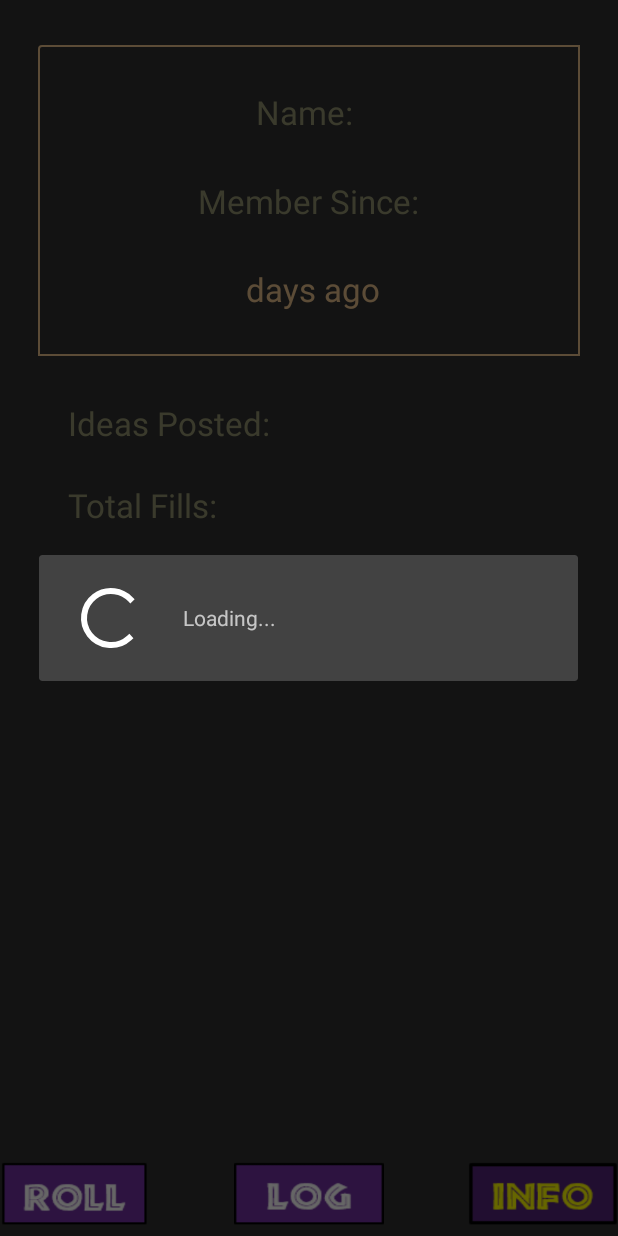
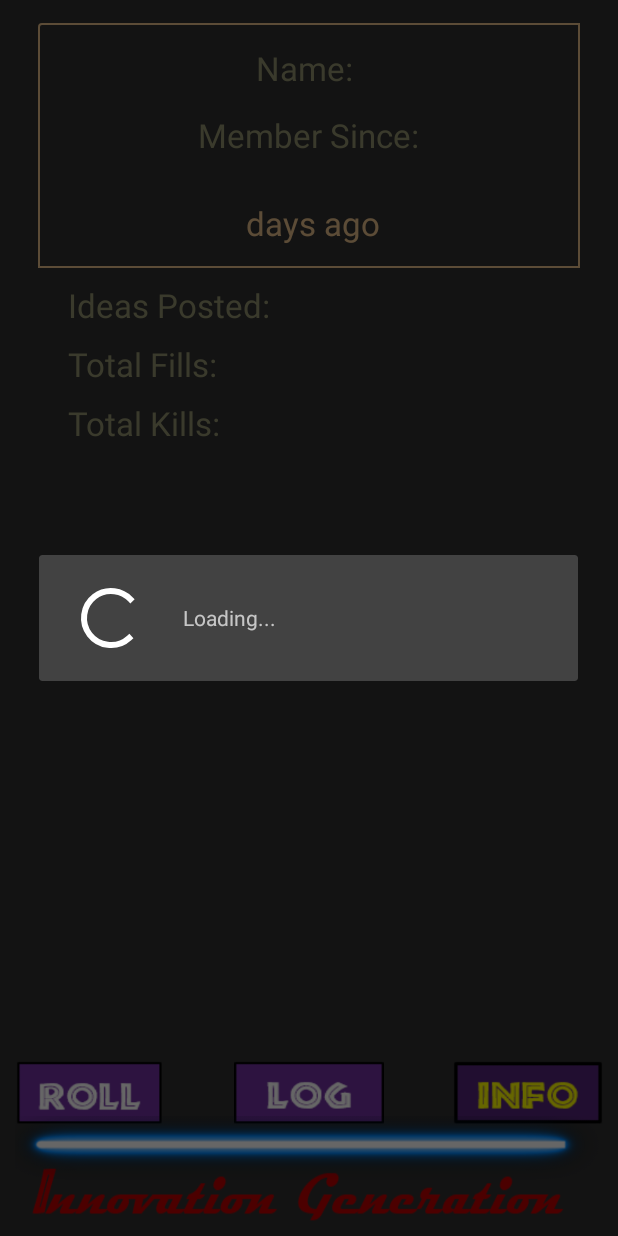
Before and after one commit to ravuthlong/Idex, an Android app: the fragment UserstatFragment shown on its own in the app's theme, on a phone screen of 412 x 824 dp. Run offline under Robolectric (Android 15) with nearby library versions, the phone set to English and light mode, and no system bars.

Commit message:
added bottom banner

```diff
--- /dev/null
+++ b/app/src/main/res/layout/activity_uploadphoto_signup.xml
@@ -0,0 +1,6 @@
+<?xml version="1.0" encoding="utf-8"?>
+<LinearLayout xmlns:android="http://schemas.android.com/apk/res/android"
+    android:orientation="vertical" android:layout_width="match_parent"
+    android:layout_height="match_parent">
+
+</LinearLayout>
--- a/app/src/main/res/layout/frag_user_stats.xml
+++ b/app/src/main/res/layout/frag_user_stats.xml
@@ -13,7 +13,7 @@
         android:layout_height="wrap_content">
 
     <LinearLayout
-        android:layout_marginTop="30dp"
+        android:layout_marginTop="15dp"
         android:layout_marginLeft="25dp"
         android:layout_marginRight="25dp"
 
@@ -28,7 +28,7 @@
         android:layout_height="wrap_content"
         android:id="@+id/linearLayout"
         android:gravity="center_horizontal"
-        android:layout_marginTop="30dp">
+        android:layout_marginTop="15dp">
 
         <TextView
             android:layout_width="wrap_content"
@@ -51,7 +51,7 @@
             android:orientation="vertical"
             android:layout_width="match_parent"
             android:layout_height="wrap_content"
-            android:layout_marginTop="30dp"
+            android:layout_marginTop="15dp"
             android:gravity="center_horizontal">
 
             <TextView
@@ -75,7 +75,7 @@
                 android:textAppearance="?android:attr/textAppearanceLarge"
                 android:text="(1 Year, 3 Months)"
                 android:id="@+id/etSinceSignedUp"
-                android:layout_marginBottom="30dp"
+                android:layout_marginBottom="15dp"
                 android:textColor="#E6BE8A" />
 
         </LinearLayout>
@@ -85,7 +85,7 @@
             android:orientation="vertical"
             android:layout_width="match_parent"
             android:layout_height="match_parent"
-            android:layout_marginTop="30dp"
+            android:layout_marginTop="10dp"
             android:layout_marginLeft="45dp"
             android:layout_marginRight="35dp">
 
@@ -114,7 +114,7 @@
                 android:orientation="horizontal"
                 android:layout_width="match_parent"
                 android:layout_height="match_parent"
-                android:layout_marginTop="25dp">
+                android:layout_marginTop="10dp">
 
                 <TextView
                     android:layout_width="wrap_content"
@@ -137,7 +137,7 @@
                 android:orientation="horizontal"
                 android:layout_width="match_parent"
                 android:layout_height="match_parent"
-                android:layout_marginTop="25dp">
+                android:layout_marginTop="10dp">
 
                 <TextView
                     android:layout_width="wrap_content"
@@ -158,25 +158,62 @@
 
         </LinearLayout>
 
+        <RelativeLayout
+            android:paddingLeft="10dp"
+            android:paddingRight="10dp"
+            android:layout_width="match_parent"
+            android:layout_height="match_parent">
 
-    </LinearLayout>
+            <RelativeLayout
+                android:layout_marginBottom="67dp"
+                android:layout_width="match_parent"
+                android:layout_height="match_parent"
+                android:gravity="bottom">
+
                 <Button
-
                     android:layout_width="100dp"
                     android:layout_height="50dp"
                     android:layout_gravity="bottom|left"
                     android:id="@+id/bStatRoll"
                     android:background="@drawable/roll" />
+
                 <Button
                     android:layout_width="100dp"
                     android:layout_height="50dp"
                     android:layout_gravity="bottom|center"
                     android:id="@+id/bStatLog"
-        android:background="@drawable/log" />
+                    android:background="@drawable/log"
+                    android:layout_alignParentTop="true"
+                    android:layout_centerHorizontal="true" />
+
                 <Button
                     android:layout_width="100dp"
                     android:layout_height="50dp"
                     android:layout_gravity="bottom|right"
                     android:id="@+id/bStatInfo"
-        android:background="@drawable/info" />
+                    android:background="@drawable/info"
+                    android:layout_alignParentTop="true"
+                    android:layout_alignParentRight="true"
+                    android:layout_alignParentEnd="true" />
+            </RelativeLayout>
+            <LinearLayout
+                android:layout_width="match_parent"
+                android:layout_height="fill_parent"
+                android:layout_gravity="bottom"
+                android:layout_alignParentBottom="false"
+                android:gravity="bottom">
+
+                <ImageView
+                    android:layout_width="wrap_content"
+                    android:layout_height="80dp"
+                    android:id="@+id/bottomBanner"
+                    android:background="@drawable/bottom_banner" />
+
+            </LinearLayout>
+
+        </RelativeLayout>
+
+
+    </LinearLayout>
+
 </android.support.design.widget.CoordinatorLayout>
--- a/app/src/main/res/values/strings.xml
+++ b/app/src/main/res/values/strings.xml
@@ -8,7 +8,7 @@
     <string name="frag1">Frag 1</string>
     <string name="info">We live in the age of start\-ups, yet the American Dream 9 to 5 paradigm still exists.
     People have ideas but don\'t have means, opportunity or risk appetite. Many start ups exhaust their cash
-    on manufacturing and customer acquisition before reaching the investor phase. QUIXOTC removes inherent
+    on manufacturing and customer acquisition before reaching the investor phase. InnGen removes inherent
     start\-up risk by focusing on real value in intangible ideas and create a social beta market.</string>
     <string name="frag3">Frag 3</string>
     <string name="menu1">Item 1</string>
```
Also changed, not shown: app/src/main/java/phoenix/idex/Fragments/PostListFragment.java (+12 -6 lines), app/src/main/java/phoenix/idex/RecyclerViewFeed/MainRecyclerView/listener/ScrollListener.java (+0 -27 lines), app/src/main/res/layout/activity_dash.xml (+54 -16 lines), app/src/main/res/layout/activity_mainpost.xml (+39 -7 lines), app/src/main/res/layout/frag_about.xml (+16 -0 lines), app/src/main/res/drawable/bottom_banner.png. Lines whose indentation alone changed are shown as unchanged.
